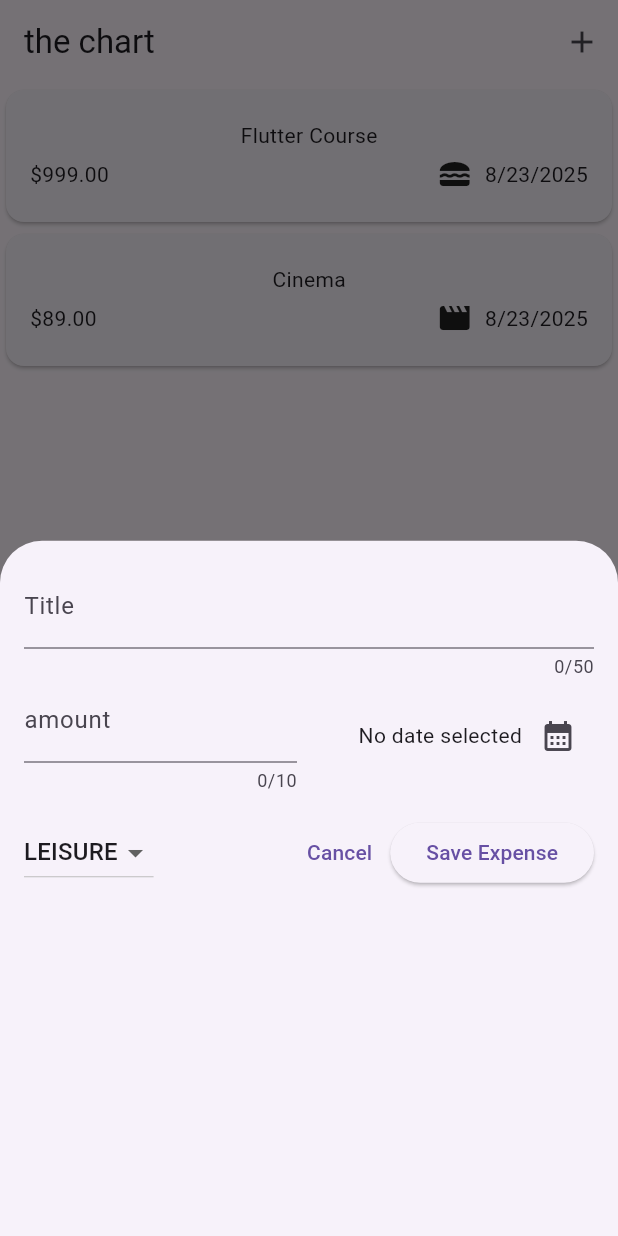
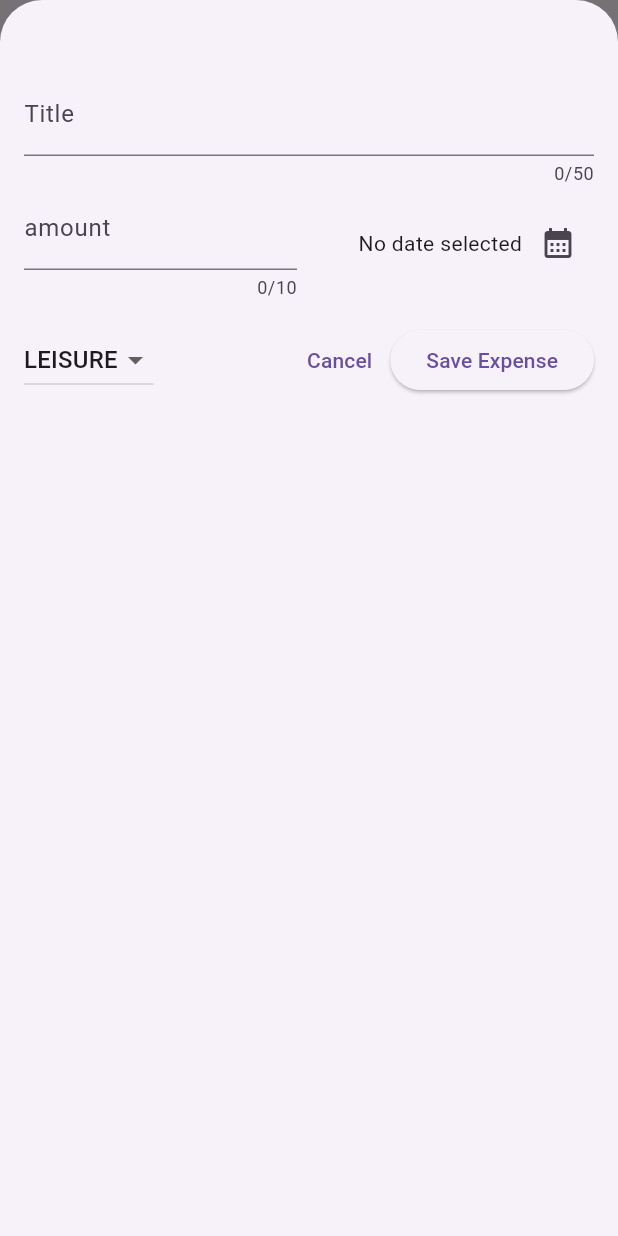
Before and after one commit to Johnatanvq/expense_tracker_app, a Flutter app: the screen it shows after launch, after a tap on the "add" icon, on a phone screen of 412 x 824 dp. Run offline on Flutter 3.47's test engine with Material 3 defaults, Android fonts, the phone set to English and light mode, and no system bars.

Commit message:
creating full screen modal to new expense

```diff
--- a/lib/widgets/expenses.dart
+++ b/lib/widgets/expenses.dart
@@ -30,6 +30,7 @@ class _ExpensesState extends State<Expenses> {
 
   void _openAddExpenseOverlay() {
     showModalBottomSheet(
+      isScrollControlled: true,
       context: context,
       builder: (ctx) => NewExpense(onAddExpense: _addExpense),
     );
--- a/lib/widgets/expenses_list/new_expense.dart
+++ b/lib/widgets/expenses_list/new_expense.dart
@@ -72,6 +72,7 @@ class _NewExpenseState extends State<NewExpense>{
         category: _selectedCategory
       ),
     );
+    Navigator.pop(context);
   }
 
   // void saveTitleInput(String inputValue) {
@@ -88,7 +89,7 @@ class _NewExpenseState extends State<NewExpense>{
   @override
   Widget build(BuildContext context) {
     return Padding(
-      padding: EdgeInsets.all(16),
+      padding: EdgeInsets.fromLTRB(16, 48, 16, 16),
       child: Column(
         children: [
           TextField(
```
